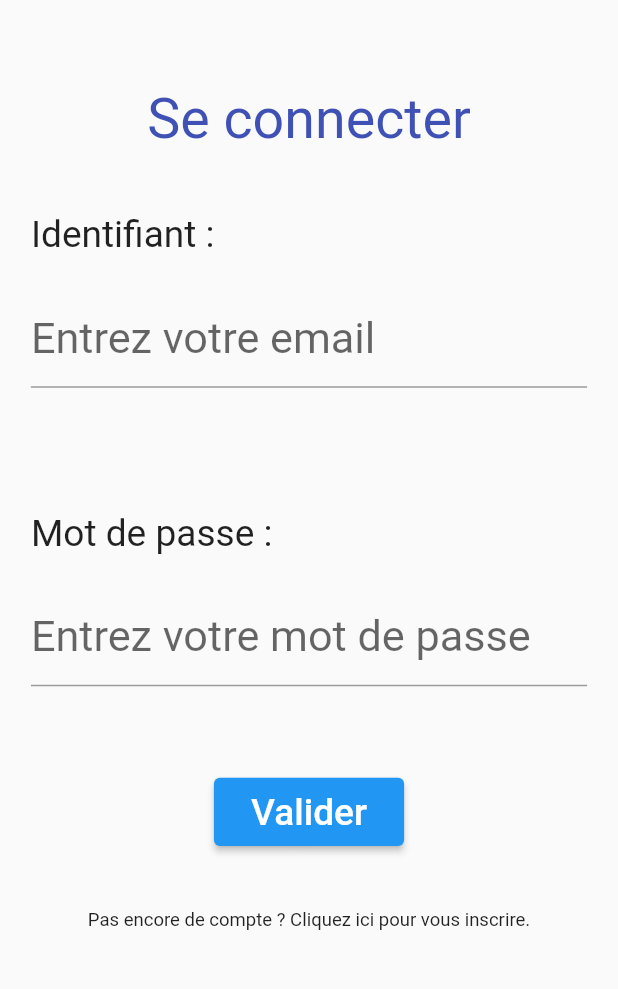
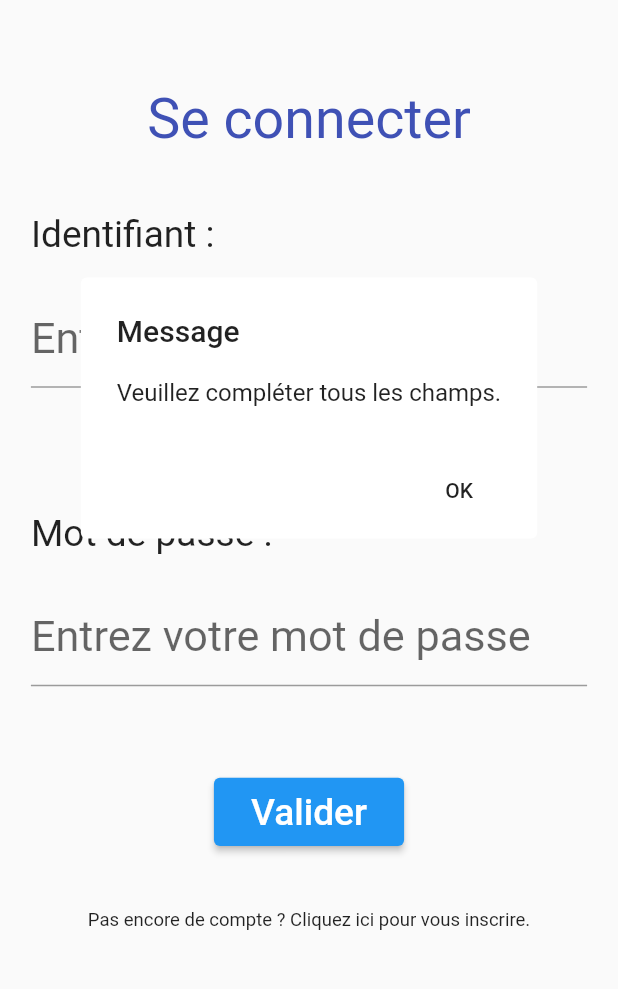
Before and after one commit to MickaLillois/PAI, a Flutter app: the Connection screen opened by its route, after a tap on "Valider", on a phone screen of 412 x 824 dp, the part 210-1199 px from its top. Run offline on Flutter 3.47's test engine with Material 2 defaults, Android fonts, the phone set to English and light mode, and no system bars; our stand-ins replace socket_io_client.

```diff
--- a/clientFlutter/flutter_quizinmobile/lib/connection.dart
+++ b/clientFlutter/flutter_quizinmobile/lib/connection.dart
@@ -1,8 +1,43 @@
 import 'package:flutter/cupertino.dart';
 import 'package:flutter/material.dart';
 import 'package:flutter/services.dart';
+import 'package:http/http.dart';
 
-class Connection extends StatelessWidget {
+
+class Connection extends StatefulWidget {
+  Connection({Key key, this.title}) : super(key: key);
+
+  final String title;
+
+  @override
+  ConnectionState createState() => ConnectionState();
+}
+
+class ConnectionState extends State<Connection> {
+
+  final myControllerMail = TextEditingController();
+  final myControllerMdp = TextEditingController();
+
+  Future<String> _makePostRequest(String mail, String mdp) async {
+    Uri url = Uri.https('quizinmobile.alwaysdata.net', 'Utilisateurs/verifConnexion.php');
+    Map<String, String> headers = {
+      'Content-Type': 'application/x-www-form-urlencoded; charset=UTF-8'
+    };
+    Response response = await post(
+        url,
+        headers: headers,
+        body: {
+          'mail': mail,
+          'mdp': mdp
+        }
+    );
+    if (response.statusCode == 200) {
+      return response.body;
+    } else {
+      throw Exception('This user is not present in the database.' + response.statusCode.toString());
+    }
+  }
+
   @override
   Widget build(BuildContext context) {
     SystemChrome.setPreferredOrientations([
@@ -59,6 +94,7 @@ class Connection extends StatelessWidget {
                                 contentPadding: EdgeInsets.fromLTRB(0,paddingInput,0,paddingInput),
                                 hintText: 'Entrez votre email',
                               ),
+                              controller: myControllerMail,
                             ),
                           ),
                           Container(
@@ -79,12 +115,25 @@ class Connection extends StatelessWidget {
                                 hintText: 'Entrez votre mot de passe',
                                 contentPadding: EdgeInsets.fromLTRB(0,paddingInput,0,paddingInput),
                               ),
+                              controller: myControllerMdp,
                             ),
                           ),
                           Container(
                               margin: EdgeInsets.fromLTRB(0,marginLogo*1.45,0,marginLogo),
                               child: ElevatedButton(
-                                onPressed: () {},
+                                onPressed: () async {
+                                  if(myControllerMail.text=='' || myControllerMdp.text==''){
+                                    showAlertDialog(context, 'Veuillez compléter tous les champs.');
+                                  }else{
+                                    final String res = await _makePostRequest(myControllerMail.text, myControllerMdp.text);
+                                    if(res=='Bon mot de passe'){
+                                      //init la session TODO
+                                      Navigator.of(context).pop();
+                                    }else{
+                                      showAlertDialog(context, res);
+                                    }
+                                  }
+                                },
                                 child: Text('Valider', style: TextStyle(fontSize: fontSizeText),),
                                 style: ElevatedButton.styleFrom(
                                   padding: EdgeInsets.symmetric(vertical : paddingButton/2, horizontal: paddingButton*1.5),
@@ -106,3 +155,32 @@ class Connection extends StatelessWidget {
         ));
   }
 }
+
+showAlertDialog(BuildContext context, String msg) {
+  Widget okButton = FlatButton(
+    child: Text("OK"),
+    onPressed: () {
+      Navigator.of(context).pop();
+    },
+  );
+
+  // set up the AlertDialog
+  AlertDialog alert = AlertDialog(
+    elevation: 0,
+    title: Text("Message"),
+    content: Text(msg),
+    actions: [
+      okButton,
+    ],
+  );
+
+  // show the dialog
+  showDialog(
+    barrierColor: Colors.white.withOpacity(0),
+    barrierDismissible: false,
+    context: context,
+    builder: (BuildContext context) {
+      return alert;
+    },
+  );
+}
--- a/clientFlutter/flutter_quizinmobile/lib/inscription.dart
+++ b/clientFlutter/flutter_quizinmobile/lib/inscription.dart
@@ -254,6 +254,7 @@ class InscriptionState extends State<Inscription> {
                                       if(myControllerMdp.text==myControllerCmdp.text){
                                         final String res = await _makePostRequest(myControllerMail.text, myControllerMdp.text, myControllerPrenom.text, myControllerNom.text, myControllerPseudo.text, dateNaissance);
                                         if(res=='utilisateur cree'){
+                                          //init la session TODO
                                           Navigator.of(context).pop();
                                           Navigator.of(context).pop();
                                         }else{
```
